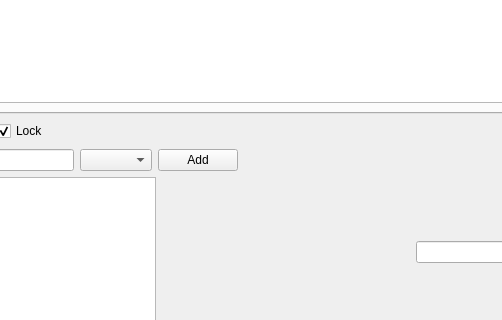
Above: src/qlabnetview/setupcurvesdialog.ui from uazure/qlabnetview before the change; both pictures show x 111 to 613 and y 141 to 461 of the 800 by 600 pixel window. Below: the same form after it.
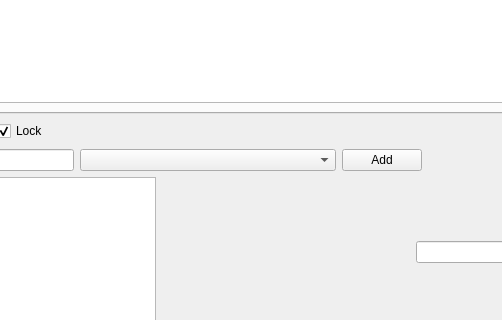
That is the form after the change.

What changed in the file:
```diff
--- a/src/qlabnetview/setupcurvesdialog.ui
+++ b/src/qlabnetview/setupcurvesdialog.ui
@@ -158,7 +158,20 @@
       </widget>
      </item>
      <item>
-      <widget class="QComboBox" name="curveColumComboBox"/>
+      <widget class="QComboBox" name="curveColumComboBox">
+       <property name="sizePolicy">
+        <sizepolicy hsizetype="MinimumExpanding" vsizetype="Fixed">
+         <horstretch>0</horstretch>
+         <verstretch>0</verstretch>
+        </sizepolicy>
+       </property>
+       <property name="minimumSize">
+        <size>
+         <width>100</width>
+         <height>0</height>
+        </size>
+       </property>
+      </widget>
      </item>
      <item>
       <widget class="QPushButton" name="addCurveButton">
```
